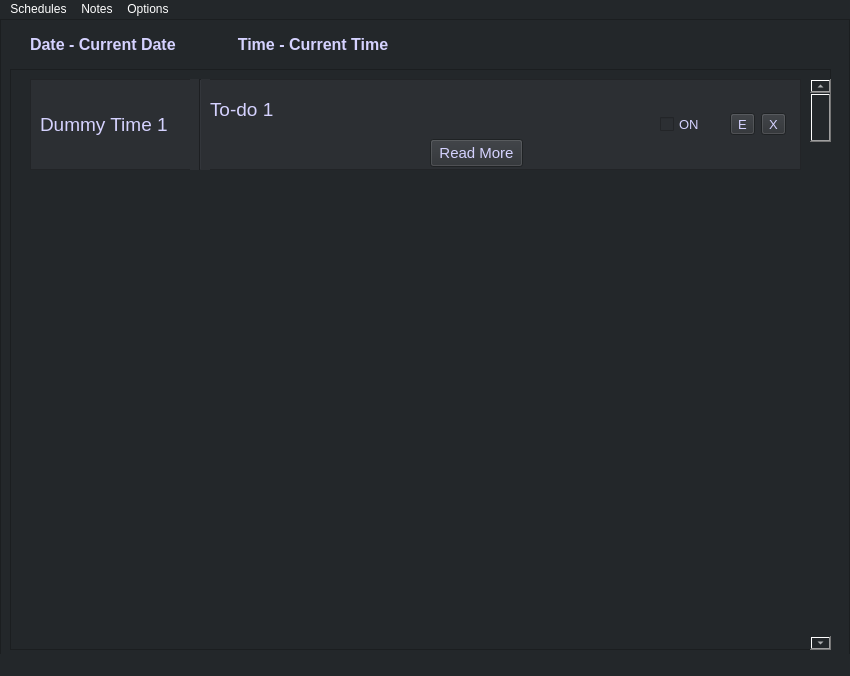
KuroNeko717/Cue, file UI_files/Home_Screen_Window.ui: the form before one commit.
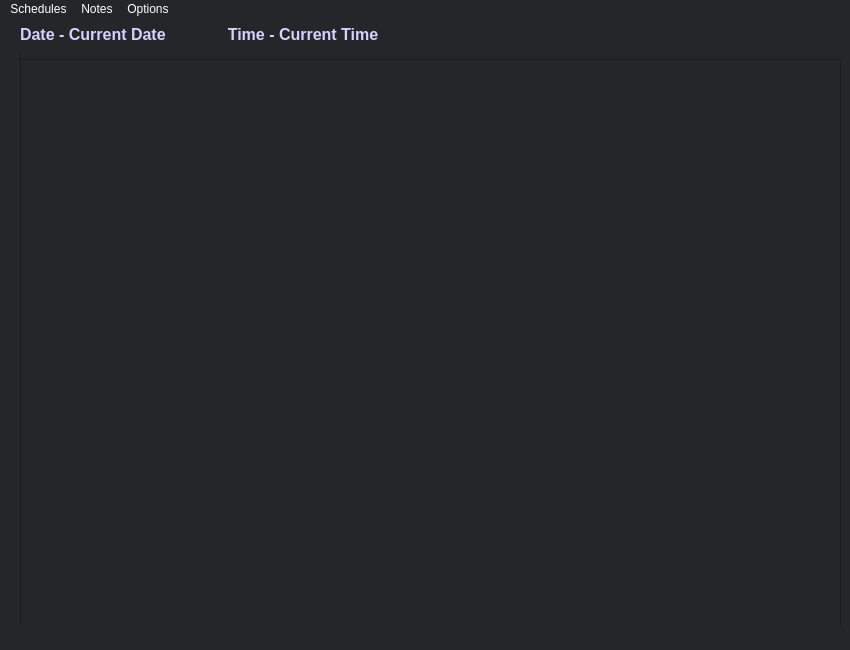
The form after the commit.

Commit message: Schedule Generation Added ~Liao and Asher

What changed in the file:
```diff
--- a/UI_files/Home_Screen_Window.ui
+++ b/UI_files/Home_Screen_Window.ui
@@ -7,22 +7,42 @@
     <x>0</x>
     <y>0</y>
     <width>850</width>
-    <height>676</height>
+    <height>650</height>
    </rect>
   </property>
+  <property name="minimumSize">
+   <size>
+    <width>850</width>
+    <height>650</height>
+   </size>
+  </property>
+  <property name="maximumSize">
+   <size>
+    <width>850</width>
+    <height>650</height>
+   </size>
+  </property>
+  <property name="baseSize">
+   <size>
+    <width>850</width>
+    <height>650</height>
+   </size>
+  </property>
   <property name="windowTitle">
    <string>MainWindow</string>
   </property>
   <property name="styleSheet">
    <string notr="true">background-color: rgb(35, 39, 42);
+alternate-background-color: rgb(85, 85, 127);
+selection-background-color: rgb(85, 85, 127);
 color: rgb(255, 255, 255);</string>
   </property>
   <widget class="QWidget" name="centralwidget">
    <widget class="QFrame" name="outer_frame_hs">
     <property name="geometry">
      <rect>
-      <x>0</x>
-      <y>0</y>
+      <x>20</x>
+      <y>-20</y>
       <width>850</width>
       <height>650</height>
      </rect>
@@ -39,9 +59,9 @@
     <widget class="QLabel" name="date_time_label_hs">
      <property name="geometry">
       <rect>
-       <x>30</x>
-       <y>10</y>
-       <width>771</width>
+       <x>0</x>
+       <y>20</y>
+       <width>781</width>
        <height>31</height>
       </rect>
      </property>
@@ -60,197 +80,28 @@
       <string>Date - Current Date              Time - Current Time</string>
      </property>
     </widget>
-    <widget class="QFrame" name="inner_frame_hs">
+    <widget class="QScrollArea" name="scrollArea">
      <property name="geometry">
       <rect>
-       <x>10</x>
-       <y>50</y>
+       <x>0</x>
+       <y>60</y>
        <width>821</width>
-       <height>581</height>
+       <height>571</height>
       </rect>
      </property>
-     <property name="frameShape">
-      <enum>QFrame::StyledPanel</enum>
+     <property name="widgetResizable">
+      <bool>true</bool>
      </property>
-     <property name="frameShadow">
-      <enum>QFrame::Raised</enum>
-     </property>
-     <widget class="QFrame" name="frame_hs">
+     <widget class="QWidget" name="scrollAreaWidgetContents">
       <property name="geometry">
        <rect>
-        <x>20</x>
-        <y>10</y>
-        <width>771</width>
-        <height>91</height>
+        <x>0</x>
+        <y>0</y>
+        <width>819</width>
+        <height>569</height>
        </rect>
       </property>
-      <property name="styleSheet">
-       <string notr="true">background-color: rgb(44, 47, 51);
-color: rgb(255, 255, 255);</string>
-      </property>
-      <property name="frameShape">
-       <enum>QFrame::StyledPanel</enum>
-      </property>
-      <property name="frameShadow">
-       <enum>QFrame::Raised</enum>
-      </property>
-      <widget class="QWidget" name="horizontalLayoutWidget">
-       <property name="geometry">
-        <rect>
-         <x>630</x>
-         <y>30</y>
-         <width>126</width>
-         <height>31</height>
-        </rect>
-       </property>
-       <layout class="QHBoxLayout" name="horizontallayout_hs">
-        <item>
-         <widget class="QCheckBox" name="notification_on_checkbox_hs">
-          <property name="font">
-           <font>
-            <family>Arial</family>
-            <pointsize>10</pointsize>
-           </font>
-          </property>
-          <property name="styleSheet">
-           <string notr="true">color: rgb(213, 210, 255);</string>
-          </property>
-          <property name="text">
-           <string>ON</string>
-          </property>
-         </widget>
-        </item>
-        <item>
-         <widget class="QToolButton" name="edit_button_hs">
-          <property name="font">
-           <font>
-            <family>Arial</family>
-            <pointsize>10</pointsize>
-           </font>
-          </property>
-          <property name="styleSheet">
-           <string notr="true">color: rgb(213, 210, 255);</string>
-          </property>
-          <property name="text">
-           <string>E</string>
-          </property>
-         </widget>
-        </item>
-        <item>
-         <widget class="QToolButton" name="close_button_hs">
-          <property name="font">
-           <font>
-            <family>Arial</family>
-            <pointsize>10</pointsize>
-           </font>
-          </property>
-          <property name="styleSheet">
-           <string notr="true">color: rgb(213, 210, 255);</string>
-          </property>
-          <property name="text">
-           <string>X</string>
-          </property>
-         </widget>
-        </item>
-       </layout>
-      </widget>
-      <widget class="QLabel" name="time_label_hs">
-       <property name="geometry">
-        <rect>
-         <x>10</x>
-         <y>20</y>
-         <width>151</width>
-         <height>51</height>
-        </rect>
-       </property>
-       <property name="font">
-        <font>
-         <family>Arial</family>
-         <pointsize>14</pointsize>
-         <weight>50</weight>
-         <bold>false</bold>
-        </font>
-       </property>
-       <property name="styleSheet">
-        <string notr="true">color: rgb(213, 210, 255);</string>
-       </property>
-       <property name="text">
-        <string>Dummy Time 1</string>
-       </property>
-      </widget>
-      <widget class="Line" name="line">
-       <property name="geometry">
-        <rect>
-         <x>160</x>
-         <y>0</y>
-         <width>20</width>
-         <height>91</height>
-        </rect>
-       </property>
-       <property name="orientation">
-        <enum>Qt::Vertical</enum>
-       </property>
-      </widget>
-      <widget class="QLabel" name="content_label_hs">
-       <property name="geometry">
-        <rect>
-         <x>180</x>
-         <y>10</y>
-         <width>431</width>
-         <height>41</height>
-        </rect>
-       </property>
-       <property name="font">
-        <font>
-         <family>Arial</family>
-         <pointsize>14</pointsize>
-        </font>
-       </property>
-       <property name="styleSheet">
-        <string notr="true">color: rgb(213, 210, 255);</string>
-       </property>
-       <property name="text">
-        <string>To-do 1</string>
-       </property>
-      </widget>
-      <widget class="QPushButton" name="readmore_button_hs">
-       <property name="geometry">
-        <rect>
-         <x>400</x>
-         <y>60</y>
-         <width>93</width>
-         <height>28</height>
-        </rect>
-       </property>
-       <property name="font">
-        <font>
-         <family>Arial</family>
-         <pointsize>11</pointsize>
-        </font>
-       </property>
-       <property name="styleSheet">
-        <string notr="true">color: rgb(213, 210, 255);</string>
-       </property>
-       <property name="text">
-        <string>Read More</string>
-       </property>
-      </widget>
-     </widget>
-     <widget class="QScrollBar" name="verticalscrollbar_hs">
-      <property name="geometry">
-       <rect>
-        <x>800</x>
-        <y>10</y>
-        <width>21</width>
-        <height>571</height>
-       </rect>
-      </property>
-      <property name="styleSheet">
-       <string notr="true">selection-background-color: rgb(0, 0, 0);</string>
-      </property>
-      <property name="orientation">
-       <enum>Qt::Vertical</enum>
-      </property>
+      <layout class="QVBoxLayout" name="verticalLayout"/>
      </widget>
     </widget>
    </widget>
```
The commit also changes 1 other file.
